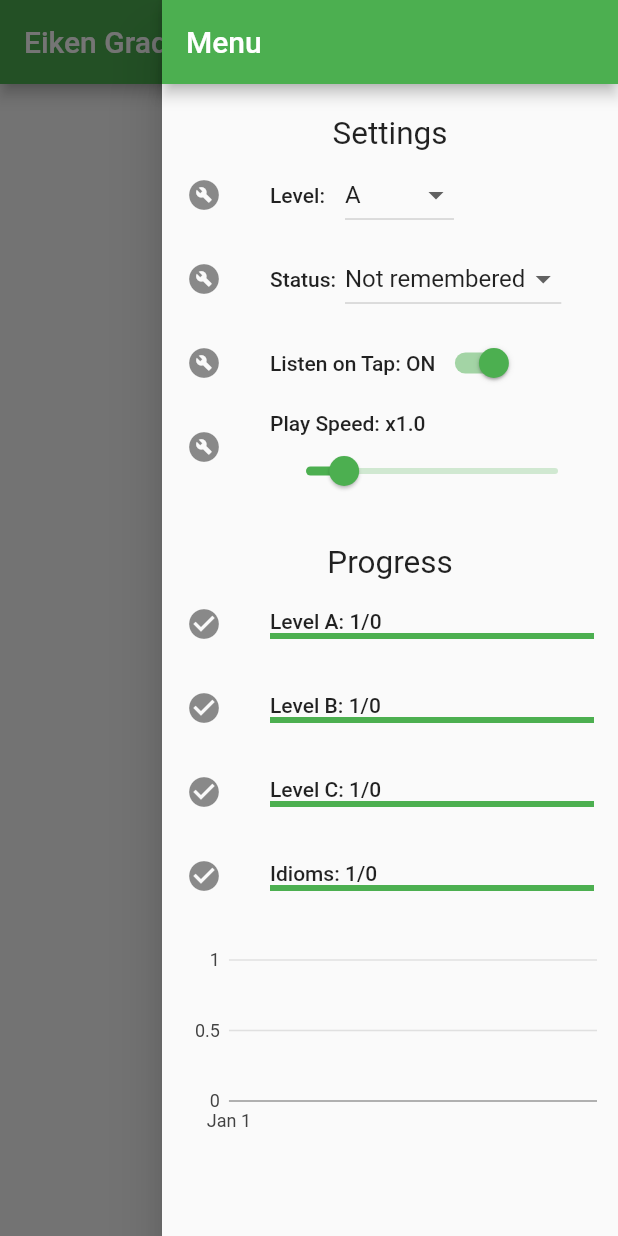
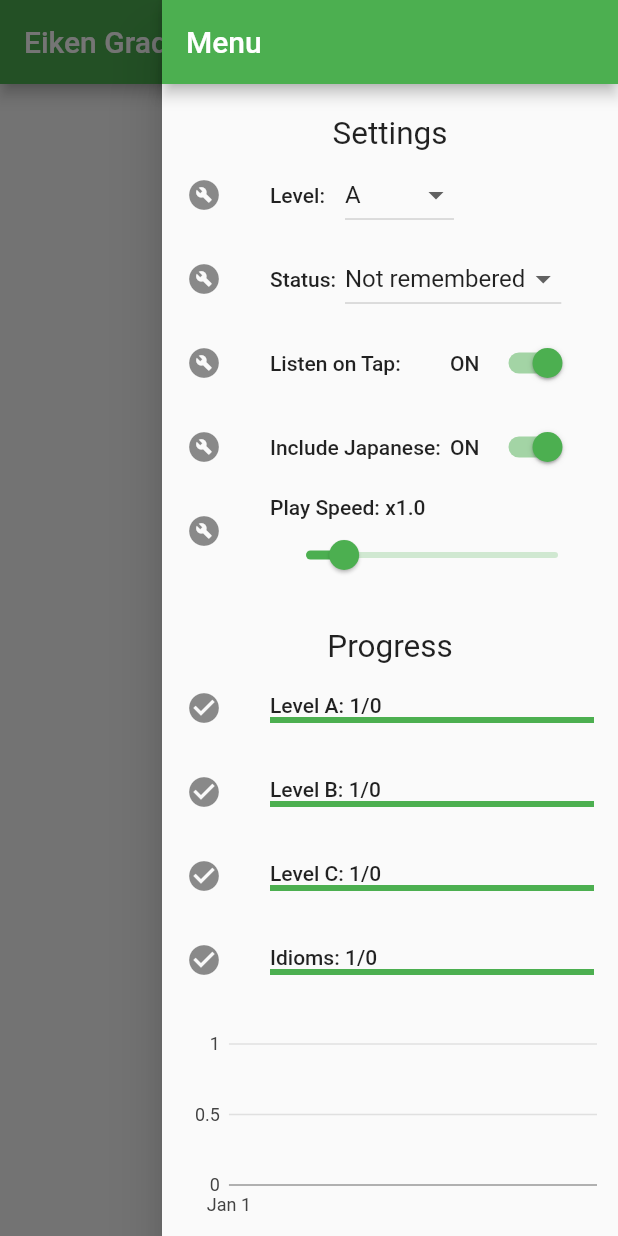
Before and after one commit to neutron0831/eiken-grade-1, a Flutter app: the screen it shows after launch, with the side drawer open, on a phone screen of 412 x 824 dp. Run offline on Flutter 3.47's test engine with Material 2 defaults, Android fonts, the phone set to English and light mode, and no system bars; our stand-ins replace charts_flutter, cloud_firestore, firebase_core, just_audio; missing offline and left inert: audio_session, draggable_scrollbar; accounts and stored records are empty.

Commit message:
:sparkles: Add listening to Japanese feature #16
Add the "Include Japanese" setting on the drawer to listen to Japanese after English when "Listen on Tap" is enabled.

```diff
--- a/lib/pages/top_page.dart
+++ b/lib/pages/top_page.dart
@@ -32,6 +32,7 @@ class _TopPageState extends State<TopPage> {
   ];
   static String statusToDisplay = 'Not remembered';
   static bool listenOnTap = true;
+  static bool listenJapanese = true;
   static double playSpeed = 1.0;
 
   AudioPlayer audioPlayer = AudioPlayer();
@@ -185,6 +186,11 @@ class _TopPageState extends State<TopPage> {
                                       await audioPlayer.setAsset(
                                           'assets/mp3/${words[index].mp3Eng}.mp3');
                                       await audioPlayer.play();
+                                      if (listenJapanese) {
+                                        await audioPlayer.setAsset(
+                                            'assets/mp3/${words[index].mp3Jap}.mp3');
+                                        await audioPlayer.play();
+                                      }
                                     }
                                     int i = user.words!.indexWhere((word) =>
                                         word['id'] == words[index].id);
@@ -293,14 +299,40 @@ class _TopPageState extends State<TopPage> {
                 leading: const Icon(Icons.build_circle),
                 title: Row(
                   children: [
-                    Text('Listen on Tap: ${listenOnTap ? 'ON' : 'OFF'}'),
+                    const SizedBox(width: 120, child: Text('Listen on Tap:')),
+                    SizedBox(
+                        width: 26, child: Text(listenOnTap ? 'ON' : 'OFF')),
                     Switch(
                       value: listenOnTap,
                       onChanged: (bool? value) {
                         setState(() {
                           listenOnTap = value!;
+                          if (!listenOnTap) {
+                            listenJapanese = false;
+                          }
                         });
                       },
+                    )
+                  ],
+                ),
+              ),
+              ListTile(
+                leading: const Icon(Icons.build_circle),
+                title: Row(
+                  children: [
+                    const SizedBox(
+                        width: 120, child: Text('Include Japanese:')),
+                    SizedBox(
+                        width: 26, child: Text(listenJapanese ? 'ON ' : 'OFF')),
+                    Switch(
+                      value: listenJapanese,
+                      onChanged: listenOnTap
+                          ? (bool? value) {
+                              setState(() {
+                                listenJapanese = value!;
+                              });
+                            }
+                          : null,
                     )
                   ],
                 ),
```
Also changed, not shown: pubspec.lock.
